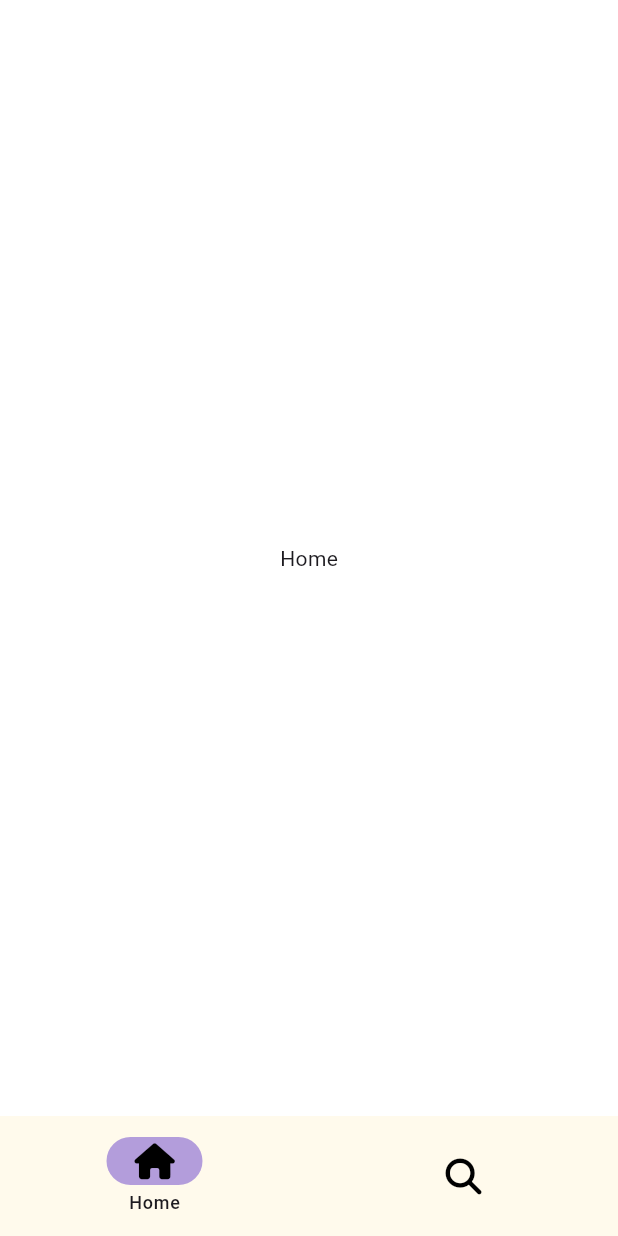
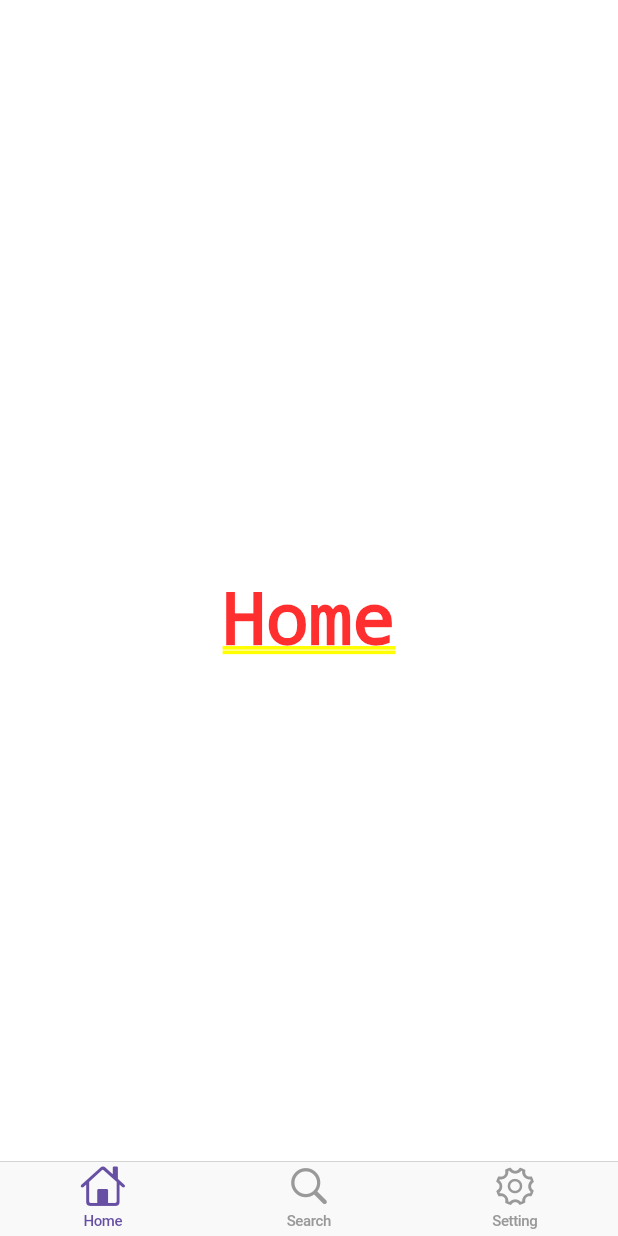
Before and after one commit to cattynip/pie, a Flutter app: the screen it shows after launch, on a phone screen of 412 x 824 dp. Run offline on Flutter 3.47's test engine with Material 2 defaults, Android fonts, the light colour scheme and no system bars; our stand-ins replace font_awesome_flutter.

Commit message:
#6.4 CupertinoTabBar

```diff
--- a/lib/features/main_navigation/main_navigation_screen.dart
+++ b/lib/features/main_navigation/main_navigation_screen.dart
@@ -1,3 +1,4 @@
+import 'package:flutter/cupertino.dart';
 import 'package:flutter/material.dart';
 import 'package:font_awesome_flutter/font_awesome_flutter.dart';
 
@@ -31,34 +32,26 @@ class _MainNavigationScreenState extends State<MainNavigationScreen> {
 
   @override
   Widget build(BuildContext context) {
-    return Scaffold(
-      body: screens[_selectedIdx],
-      bottomNavigationBar: NavigationBar(
-        selectedIndex: _selectedIdx,
-        onDestinationSelected: _onBottomNavigationBarItemTapped,
-        labelBehavior: NavigationDestinationLabelBehavior.onlyShowSelected,
-        backgroundColor: Colors.white,
-        indicatorColor: Colors.deepPurple.shade200,
-        surfaceTintColor: Colors.amber,
-        destinations: const [
-          NavigationDestination(
-            icon: FaIcon(
-              FontAwesomeIcons.house,
-              color: Colors.black,
-            ),
+    // Cupertino? Terrible.
+    // To be honest, I planned to use Cupertino for the next project because I love the unique styling and designs of Apple, but I just realized that Flutter was built by Google.
+    return CupertinoTabScaffold(
+      tabBar: CupertinoTabBar(
+        items: const [
+          BottomNavigationBarItem(
+            icon: Icon(CupertinoIcons.house),
             label: "Home",
-            tooltip: "Go to home",
           ),
-          NavigationDestination(
-            icon: FaIcon(
-              FontAwesomeIcons.magnifyingGlass,
-              color: Colors.black,
-            ),
+          BottomNavigationBarItem(
+            icon: Icon(CupertinoIcons.search),
             label: "Search",
-            tooltip: "Search some terms",
+          ),
+          BottomNavigationBarItem(
+            icon: Icon(CupertinoIcons.gear),
+            label: "Setting",
           ),
         ],
       ),
+      tabBuilder: (context, index) => screens[_selectedIdx],
     );
   }
 }
```
